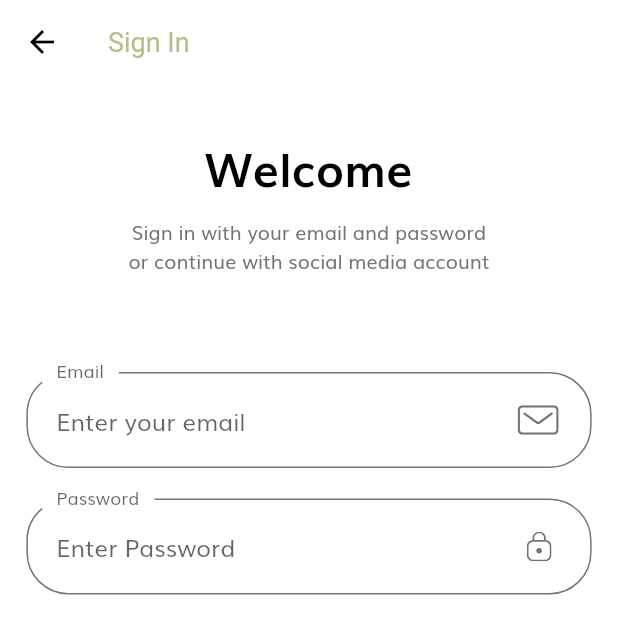
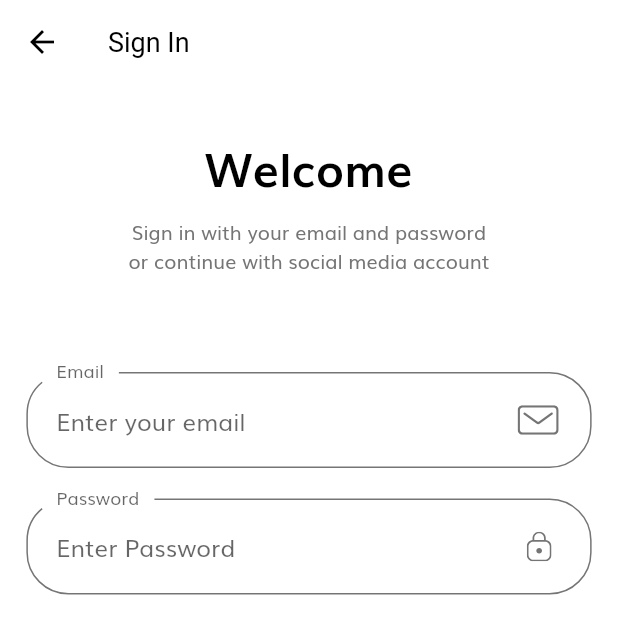
Before and after one commit to pratamawijaya/flutter_example_ecommerce_ui, a Flutter app: the screen it shows after launch, after a tap on "Continue", on a phone screen of 412 x 824 dp, the top half of it. Run offline on Flutter 3.47's test engine with Material 2 defaults, Android fonts, the phone set to English and light mode, and no system bars; our stand-ins replace flutter_svg.

Commit message:
9 - prepare sign up screen forgot password

```diff
--- a/lib/routes.dart
+++ b/lib/routes.dart
@@ -1,8 +1,12 @@
+import 'package:ecommerce_ui/screens/forgot_password/forgot_password_screen.dart';
 import 'package:ecommerce_ui/screens/sign_in/sign_in_screen.dart';
+import 'package:ecommerce_ui/screens/sign_up/sign_up_screen.dart';
 import 'package:ecommerce_ui/screens/splash/splash_screen.dart';
 import 'package:flutter/widgets.dart';
 
 final Map<String, WidgetBuilder> routes = {
-  SplashScreen.routeName: (contex) => SplashScreen(),
+  SplashScreen.routeName: (context) => SplashScreen(),
   SignInScreen.routeName: (context) => SignInScreen(),
+  ForgotPasswordScreen.routeName: (context) => ForgotPasswordScreen(),
+  SignUpScreen.routeName: (context) => SignUpScreen(),
 };
--- a/lib/screens/sign_in/components/body.dart
+++ b/lib/screens/sign_in/components/body.dart
@@ -1,6 +1,7 @@
 import 'package:ecommerce_ui/components/social_media_button.dart';
 import 'package:ecommerce_ui/constants.dart';
 import 'package:ecommerce_ui/screens/sign_in/components/sign_in_form.dart';
+import 'package:ecommerce_ui/screens/sign_up/sign_up_screen.dart';
 import 'package:ecommerce_ui/size_config.dart';
 import 'package:flutter/material.dart';
 
@@ -68,11 +69,15 @@ class Body extends StatelessWidget {
                         fontSize: getProportionateScreenWidth(16),
                       ),
                     ),
-                    Text(
-                      "Sign Up",
-                      style: TextStyle(
-                          fontSize: getProportionateScreenWidth(16),
-                          color: kPrimaryColor),
+                    GestureDetector(
+                      onTap: () =>
+                          Navigator.pushNamed(context, SignUpScreen.routeName),
+                      child: Text(
+                        "Sign Up",
+                        style: TextStyle(
+                            fontSize: getProportionateScreenWidth(16),
+                            color: kPrimaryColor),
+                      ),
                     ),
                   ],
                 ),
--- a/lib/screens/sign_in/components/sign_in_form.dart
+++ b/lib/screens/sign_in/components/sign_in_form.dart
@@ -2,6 +2,7 @@ import 'package:ecommerce_ui/components/custom_suffix_icon.dart';
 import 'package:ecommerce_ui/components/default_button.dart';
 import 'package:ecommerce_ui/components/form_error.dart';
 import 'package:ecommerce_ui/constants.dart';
+import 'package:ecommerce_ui/screens/forgot_password/forgot_password_screen.dart';
 import 'package:ecommerce_ui/size_config.dart';
 import 'package:flutter/material.dart';
 
@@ -44,9 +45,13 @@ class _SignInFormState extends State<SignInForm> {
               ),
               Text("Remember Me"),
               Spacer(),
-              Text(
-                "Forgot Password",
-                style: TextStyle(decoration: TextDecoration.underline),
+              GestureDetector(
+                onTap: () => Navigator.pushNamed(
+                    context, ForgotPasswordScreen.routeName),
+                child: Text(
+                  "Forgot Password",
+                  style: TextStyle(decoration: TextDecoration.underline),
+                ),
               ),
             ],
           ),
--- a/lib/screens/sign_in/sign_in_screen.dart
+++ b/lib/screens/sign_in/sign_in_screen.dart
@@ -1,3 +1,4 @@
+import 'package:ecommerce_ui/constants.dart';
 import 'package:ecommerce_ui/screens/sign_in/components/body.dart';
 import 'package:flutter/material.dart';
 
@@ -7,7 +8,10 @@ class SignInScreen extends StatelessWidget {
   Widget build(BuildContext context) {
     return Scaffold(
       appBar: AppBar(
-        title: Text("Sign In"),
+        title: Text(
+          "Sign In",
+          style: TextStyle(color: Colors.black),
+        ),
       ),
       body: Body(),
     );
```
Also changed, not shown: lib/screens/forgot_password/forgot_password_screen.dart (added, +16 -0 lines), lib/screens/sign_up/sign_up_screen.dart (added, +16 -0 lines).
